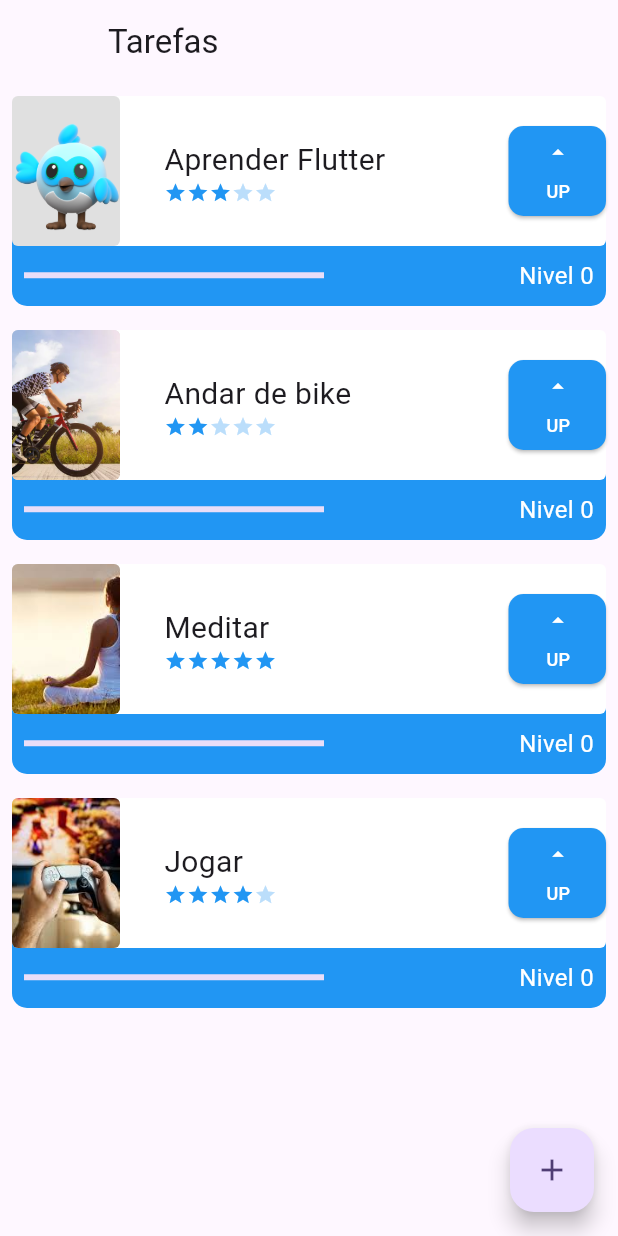
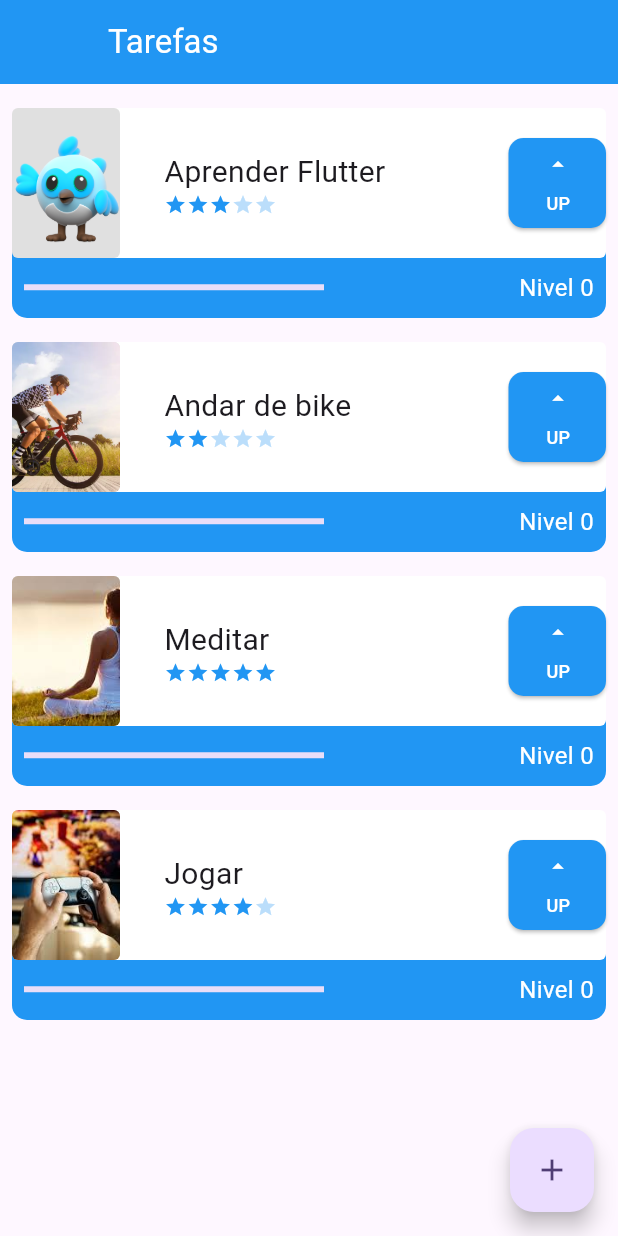
Before and after one commit to RuanSombra/Tarefas, a Flutter app: the screen it shows after launch, on a phone screen of 412 x 824 dp. Run offline on Flutter 3.47's test engine with Material 3 defaults, Android fonts, the phone set to English and light mode, and no system bars; our stand-ins replace sqflite; accounts and stored records are empty.

Commit message:
agora vai

```diff
--- a/lib/components/task.dart
+++ b/lib/components/task.dart
@@ -6,14 +6,22 @@ class Task extends StatefulWidget {
   final String foto;
   final int dificuldade;
 
-  const Task(this.nome, this.foto, this.dificuldade, {super.key});
+  Task(this.nome, this.foto, this.dificuldade, {super.key});
+
+  int nivel = 0;
 
   @override
   State<Task> createState() => _TaskState();
 }
 
 class _TaskState extends State<Task> {
-  int nivel = 0;
+
+  bool assetOrNetwork() {
+    if (widget.foto.contains('http')) {
+      return false;
+    }
+    return true;
+  }
 
   @override
   Widget build(BuildContext context) {
@@ -32,8 +40,8 @@ class _TaskState extends State<Task> {
             children: [
               Container(
                 decoration: BoxDecoration(
-                    color: Colors.white,
-                    borderRadius: BorderRadius.circular(4)
+                  color: Colors.white,
+                  borderRadius: BorderRadius.circular(4),
                 ),
                 height: 100,
                 child: Row(
@@ -48,10 +56,10 @@ class _TaskState extends State<Task> {
                       height: 100,
                       child: ClipRRect(
                         borderRadius: BorderRadius.circular(4),
-                        child: Image.asset(
-                          widget.foto,
-                          fit: BoxFit.cover,
-                        ),
+                        child:
+                            assetOrNetwork()
+                                ? Image.asset(widget.foto, fit: BoxFit.cover)
+                                : Image.network(widget.foto, fit: BoxFit.cover),
                       ),
                     ),
                     Column(
@@ -65,7 +73,8 @@ class _TaskState extends State<Task> {
                             style: TextStyle(
                               fontSize: 20,
                               overflow: TextOverflow.ellipsis,
-                            ),),
+                            ),
+                          ),
                         ),
                         Difficuty(difficultyLevel: widget.dificuldade),
                       ],
@@ -75,30 +84,33 @@ class _TaskState extends State<Task> {
                       height: 60,
                       child: ElevatedButton(
                         style: ElevatedButton.styleFrom(
-                            backgroundColor: Colors.blue,
-                            iconColor: Colors.white,
-                            shape: RoundedRectangleBorder(
-                              borderRadius: BorderRadius.circular(10),
-                            )
+                          backgroundColor: Colors.blue,
+                          iconColor: Colors.white,
+                          shape: RoundedRectangleBorder(
+                            borderRadius: BorderRadius.circular(10),
+                          ),
                         ),
                         child: Column(
                           mainAxisAlignment: MainAxisAlignment.spaceEvenly,
                           crossAxisAlignment: CrossAxisAlignment.end,
                           children: [
                             Icon(Icons.arrow_drop_up),
-                            Text('UP', style: TextStyle(
+                            Text(
+                              'UP',
+                              style: TextStyle(
                                 fontSize: 12,
-                                color: Colors.white
-                            ),),
+                                color: Colors.white,
+                              ),
+                            ),
                           ],
                         ),
-                        onPressed: (){
+                        onPressed: () {
                           setState(() {
-                            nivel++;
+                            widget.nivel++;
                           });
                         },
                       ),
-                    )
+                    ),
                   ],
                 ),
               ),
@@ -111,16 +123,19 @@ class _TaskState extends State<Task> {
                       width: 200,
                       child: LinearProgressIndicator(
                         color: Colors.white,
-                        value: (widget.dificuldade > 0) ? (nivel/widget.dificuldade)/10 : 1,
+                        value:
+                            (widget.dificuldade > 0)
+                                ? (widget.nivel / widget.dificuldade) / 10
+                                : 1,
                       ),
                     ),
-                    Text('Nivel $nivel', style: TextStyle(
-                        color: Colors.white,
-                        fontSize: 16
-                    ),),
+                    Text(
+                      'Nivel ${widget.nivel}',
+                      style: TextStyle(color: Colors.white, fontSize: 16),
+                    ),
                   ],
                 ),
-              )
+              ),
             ],
           ),
         ],
--- a/lib/screens/first-tela.dart
+++ b/lib/screens/first-tela.dart
@@ -87,8 +87,8 @@ class _HomeState extends State<Home> {
       ),
       floatingActionButton: FloatingActionButton(
         onPressed: () {
-          Navigator.push(context, MaterialPageRoute(builder: (context){
-            return FormScreen();
+          Navigator.push(context, MaterialPageRoute(builder: (contextNew){
+            return FormScreen(taskContext: context,);
           }));
         },
         child: Icon(Icons.add),
--- a/lib/screens/initial_screen.dart
+++ b/lib/screens/initial_screen.dart
@@ -16,17 +16,19 @@ class _InitialScreenState extends State<InitialScreen> {
     return Scaffold(
       appBar: AppBar(
         leading: Container(),
-        title: const Text('Tarefas'),
+        title: const Text('Tarefas', style: TextStyle(color: Colors.white),),
+        backgroundColor: Colors.blue,
       ),
       body: ListView(
         children: TaskInherited.of(context).tasklist,
+        padding: EdgeInsets.only(top: 8, bottom: 70),
       ),
       floatingActionButton: FloatingActionButton(
         onPressed: () {
           Navigator.push(
             context,
             MaterialPageRoute(
-              builder: (context) => FormScreen(),
+              builder: (contextNew) => FormScreen(taskContext: context,),
             ),
           );
         },
```
Also changed, not shown: lib/screens/form_screen.dart (+30 -13 lines).
